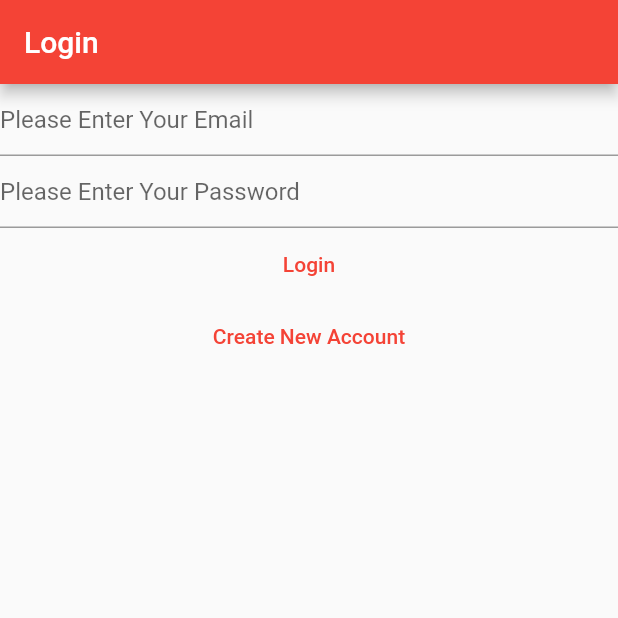
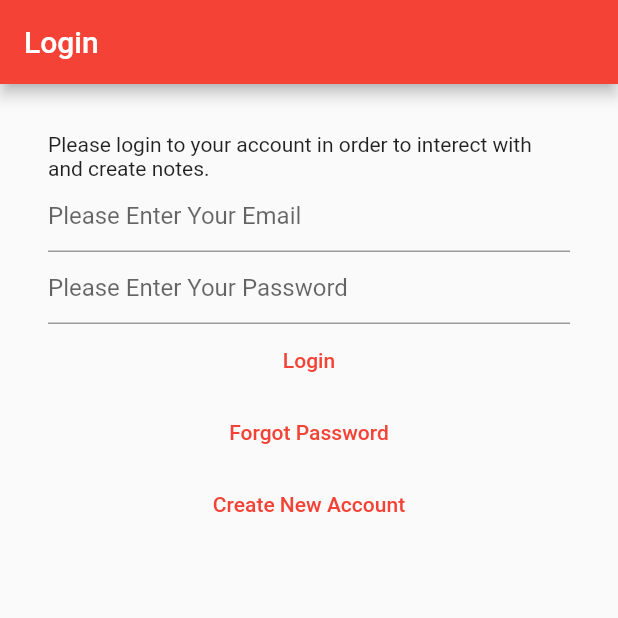
Before and after one commit to 4643880/Notes-App-Flutter, a Flutter app: the screen it shows after launch, on a phone screen of 412 x 824 dp, the top half of it. Run offline on Flutter 3.47's test engine with Material 2 defaults, Android fonts, the phone set to English and light mode, and no system bars; our stand-ins replace bloc, cloud_firestore, equatable, firebase_auth, firebase_core, flutter_bloc and 1 more; accounts and stored records are empty.

Commit message:
Added Functionality of Forgot Password and did some final touches.

```diff
--- a/lib/screens/home_page.dart
+++ b/lib/screens/home_page.dart
@@ -5,6 +5,7 @@
 import 'package:mynotes/services/auth/bloc/auth_bloc.dart';
 import 'package:mynotes/services/auth/bloc/auth_events.dart';
 import 'package:mynotes/services/auth/bloc/auth_states.dart';
+import 'package:mynotes/views/auth%20views/forgot_password_view.dart';
 import 'package:mynotes/views/auth%20views/login_view.dart';
 import 'package:mynotes/views/auth%20views/register_view.dart';
 import 'package:mynotes/views/auth%20views/verify_email_view.dart';
@@ -40,7 +41,9 @@
           return const VerifyEmailView();
         } else if (state is AuthStateLoggedOut) {
           return const LoginView();
-        } else {
+        } else if (state is AuthStateForgotPassword) {
+          return const ForgotPasswordView();
+        }else {
           return Scaffold(
             appBar: AppBar(),
             body: const Center(
--- a/lib/services/auth/auth_provider.dart
+++ b/lib/services/auth/auth_provider.dart
@@ -18,4 +18,6 @@
   Future<void> logOut();
 
   Future<void> sendEmailVerification();
+
+  Future<void> sendPasswordReset({required String toEmail});
 }
--- a/lib/services/auth/auth_service.dart
+++ b/lib/services/auth/auth_service.dart
@@ -41,4 +41,7 @@
 
   @override
   Future<void> sendEmailVerification() => provider.sendEmailVerification();
+
+  @override
+  Future<void> sendPasswordReset({required String toEmail}) => provider.sendPasswordReset(toEmail: toEmail);
 }
--- a/lib/services/auth/bloc/auth_events.dart
+++ b/lib/services/auth/bloc/auth_events.dart
@@ -1,4 +1,5 @@
 import 'package:flutter/cupertino.dart';
+import 'package:mynotes/services/auth/bloc/auth_bloc.dart';
 
 @immutable
 abstract class AuthEvent {
@@ -40,3 +41,9 @@
 class AuthEventShouldCreateAccountOrShouldRegister extends AuthEvent{
   const AuthEventShouldCreateAccountOrShouldRegister();
 }
+
+
+class AuthEventForgotPassword extends AuthEvent{
+  final String? email;
+  const AuthEventForgotPassword({this.email});
+}
--- a/lib/services/auth/bloc/auth_states.dart
+++ b/lib/services/auth/bloc/auth_states.dart
@@ -12,8 +12,6 @@
     required this.isLoading,
     this.isLoadingText = "Please wait a moment.",
   });
-
-
 }
 
 // class AuthStateUninitialized extends AuthState {
@@ -57,6 +55,16 @@
       : super(isLoading: isLoading);
 }
 
+class AuthStateForgotPassword extends AuthState {
+  final Exception? exception;
+  final bool hasSentEmail;
+
+  const AuthStateForgotPassword({
+    required this.exception,
+    required this.hasSentEmail,
+    required bool isLoading,
+  }) : super(isLoading: isLoading);
+}
 // class AuthStateForError extends AuthState{
 //   final Exception? exception;
 
--- a/lib/views/auth views/login_view.dart
+++ b/lib/views/auth views/login_view.dart
@@ -42,11 +42,8 @@
     return BlocListener<AuthBloc, AuthState>(
       listener: (context, state) async {
         devtools.log(state.toString());
-
         if (state is AuthStateLoggedOut) {
           devtools.log(state.exception.toString());
-
-
           if (state.exception is UserNotFoundAuthException) {
             await showErrorDialog(context, "User Not Found",
                 "No user found for that email. Please try again.");
@@ -61,8 +58,11 @@
       },
       child: Scaffold(
         appBar: AppBar(title: const Text("Login")),
-        body: Column(
+        body: Padding(
+          padding: const EdgeInsets.all(32.0),
+          child: Column(
             children: [
+              const Text("Please login to your account in order to interect with and create notes."),
               TextField(
                 controller: _email,
                 enableSuggestions: true,
@@ -92,6 +92,11 @@
                   child: const Text("Login")),
               TextButton(
                   onPressed: () {
+                    context.read<AuthBloc>().add(const AuthEventForgotPassword());
+                  },
+                  child: const Text("Forgot Password")),
+              TextButton(
+                  onPressed: () {
                     context.read<AuthBloc>().add(
                         const AuthEventShouldCreateAccountOrShouldRegister());
                   },
@@ -99,6 +104,7 @@
             ],
           ),
         ),
+      ),
     );
   }
 }
```
Also changed, not shown: lib/services/auth/bloc/auth_bloc.dart (+60 -11 lines), lib/services/auth/firebase_auth_provider.dart (+24 -0 lines), lib/utilities/dialog/password_reset_email_sent_dialog.dart (added, +19 -0 lines), lib/views/auth views/forgot_password_view.dart (added, +112 -0 lines), lib/views/auth views/register_view.dart (+15 -3 lines). Lines whose indentation alone changed are shown as unchanged.
